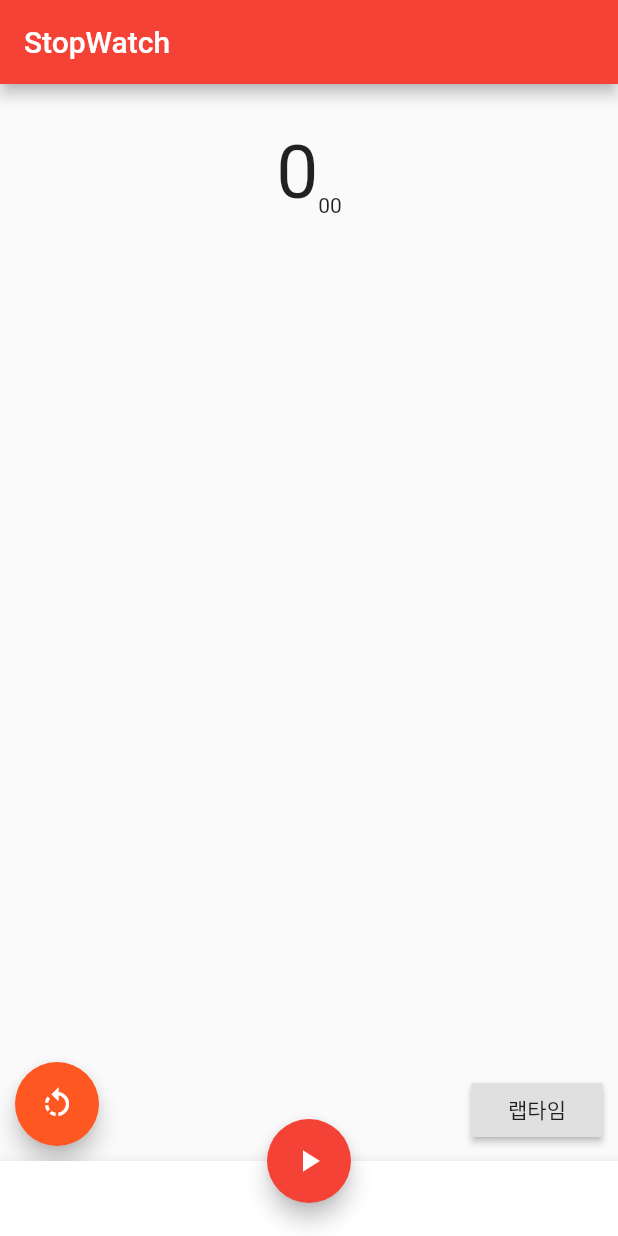
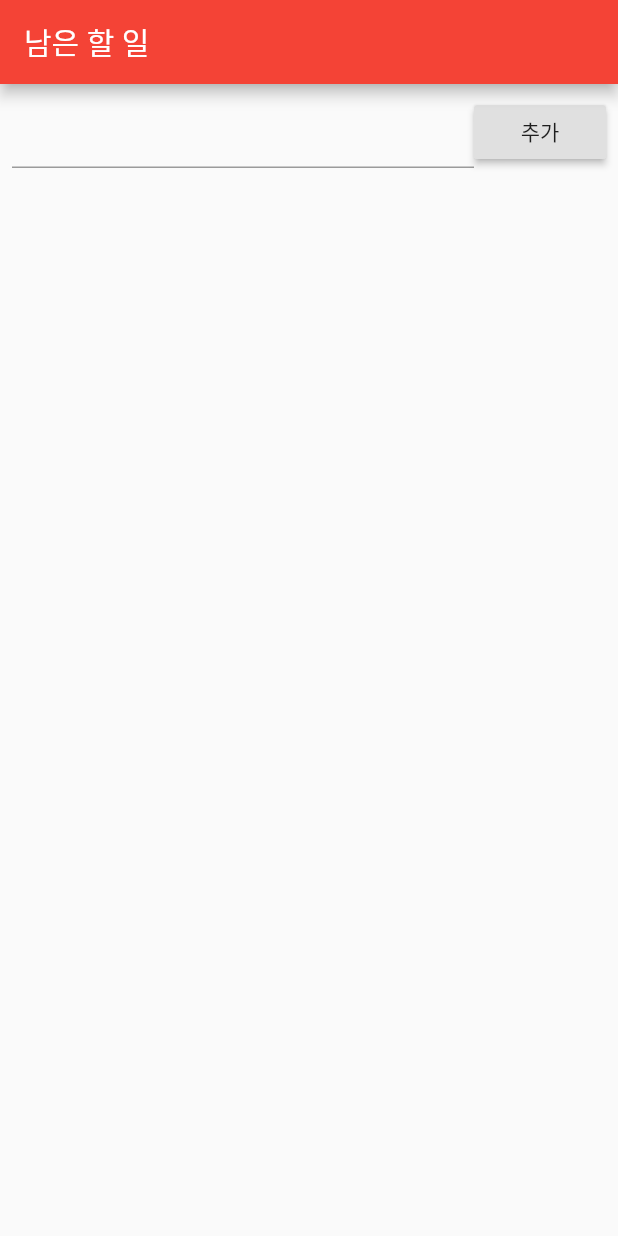
Before and after one commit to utrpanic/routino9-flutter, a Flutter app: the screen it shows after launch, on a phone screen of 412 x 824 dp. Run offline on Flutter 3.47's test engine with Material 2 defaults, Android fonts, the phone set to English and light mode, and no system bars.

Commit message:
Ch 10. 할 일 관리. 첫 화면.

```diff
--- a/lib/main.dart
+++ b/lib/main.dart
@@ -1,7 +1,13 @@
 import 'package:flutter/material.dart';
-import 'dart:async';
 
 void main() => runApp(MyApp());
+
+class Todo {
+  bool isDone = false;
+  String title;
+
+  Todo(this.title);
+}
 
 class MyApp extends StatelessWidget {
   @override
@@ -11,99 +17,52 @@ class MyApp extends StatelessWidget {
       theme: ThemeData(
         primarySwatch: Colors.red,
       ),
-      home: StopWatchPage(),
+      home: TodoListPage(),
     );
   }
 }
 
-class StopWatchPage extends StatefulWidget {
+class TodoListPage extends StatefulWidget {
   @override
-  _StopWatchPageState createState() => _StopWatchPageState();
+  _TodoListPageState createState() => _TodoListPageState();
 }
 
-class _StopWatchPageState extends State<StopWatchPage> {
-  Timer _timer;
+class _TodoListPageState extends State<TodoListPage> {
+  final _items = <Todo>[];
+  var _todoController = TextEditingController();
 
-  var _time = 0;
-  var _isRunning = false;
-  List<String> _lapTimes = [];
+  @override
+  void dispose() {
+    _todoController.dispose();
+    super.dispose();
+  }
 
   @override
   Widget build(BuildContext context) {
     return Scaffold(
       appBar: AppBar(
-        title: Text('StopWatch'),
+        title: Text('남은 할 일'),
       ),
-      body: _buildBody(),
-      bottomNavigationBar: BottomAppBar(
-        child: Container(
-          height: 50.0,
-        ),
-      ),
-      floatingActionButton: FloatingActionButton(
-        onPressed: () => setState(() {
-          _clickButton();
-        }),
-        child: _isRunning ? Icon(Icons.pause) : Icon(Icons.play_arrow),
-      ),
-      floatingActionButtonLocation: FloatingActionButtonLocation.centerDocked,
-    );
-  }
-
-  @override
-  void dispose() {
-    _timer?.cancel();
-    super.dispose();
-  }
-
-  Widget _buildBody() {
-    var sec = _time ~/ 100;
-    var hundredth = '${_time % 100}'.padLeft(2, '0');
-    return Center(
-      child: Padding(
-        padding: const EdgeInsets.only(top: 30),
-        child: Stack(
+      body: Padding(
+        padding: const EdgeInsets.all(8.0),
+        child: Column(
           children: <Widget>[
-            Column(
+            Row(
               children: <Widget>[
-                Row(
-                    mainAxisAlignment: MainAxisAlignment.center,
-                    crossAxisAlignment: CrossAxisAlignment.end,
-                    children: <Widget>[
-                      Text(
-                        '$sec',
-                        style: TextStyle(fontSize: 50.0),
-                      ),
-                      Text(
-                        '$hundredth',
-                      )
-                    ]),
-                Container(
-                  width: 100,
-                  height: 200,
-                  child: ListView(
-                    children: _lapTimes.map((time) => Text(time)).toList(),
+                Expanded(
+                  child: TextField(
+                    controller: _todoController,
                   ),
+                ),
+                RaisedButton(
+                  child: Text('추가'),
+                  onPressed: () => _addTodo(Todo(_todoController.text)),
                 ),
               ],
             ),
-            Positioned(
-              left: 10,
-              bottom: 10,
-              child: FloatingActionButton(
-                backgroundColor: Colors.deepOrange,
-                onPressed: _reset,
-                child: Icon(Icons.rotate_left),
-              ),
-            ),
-            Positioned(
-              right: 10,
-              bottom: 10,
-              child: RaisedButton(
-                onPressed: () {
-                  _recordLapTime('$sec.$hundredth');
-                },
-                child: Text('랩타임'),
+            Expanded(
+              child: ListView(
+                children: <Widget>[],
               ),
             ),
           ],
@@ -112,37 +71,41 @@ class _StopWatchPageState extends State<StopWatchPage> {
     );
   }
 
-  void _clickButton() {
-    _isRunning = !_isRunning;
-    if (_isRunning) {
-      _start();
-    } else {
-      _pause();
-    }
+  Widget _buildItemWidget(Todo todo) {
+    return ListTile(
+      onTap: () => _toggleTodo(todo),
+      title: Text(
+        todo.title,
+        style: todo.isDone
+            ? TextStyle(
+                decoration: TextDecoration.lineThrough,
+                fontStyle: FontStyle.italic,
+              )
+            : null,
+      ),
+      trailing: IconButton(
+        icon: Icon(Icons.delete_forever),
+        onPressed: () => _deleteTodo(todo),
+      ),
+    );
   }
 
-  void _reset() {
+  void _addTodo(Todo todo) {
     setState(() {
-      _isRunning = false;
-      _timer?.cancel();
-      _lapTimes.clear();
-      _time = 0;
+      _items.add(todo);
+      _todoController.text = '';
     });
   }
 
-  void _start() {
-    _timer = Timer.periodic(Duration(milliseconds: 10), (timer) {
-      setState(() {
-        _time++;
-      });
+  void _deleteTodo(Todo todo) {
+    setState(() {
+      _items.remove(todo);
     });
   }
 
-  void _pause() {
-    _timer?.cancel();
-  }
-
-  void _recordLapTime(String time) {
-    _lapTimes.add('${_lapTimes.length + 1}등 $time');
+  void _toggleTodo(Todo todo) {
+    setState(() {
+      todo.isDone = !todo.isDone;
+    });
   }
 }
```
